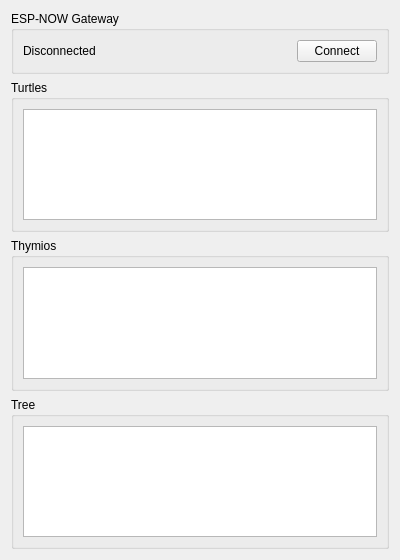
This is src/gui/ui/robot_panel.ui in techandpeople/SoftEdIBO as Qt 5 draws it before an edit. The edited form follows.
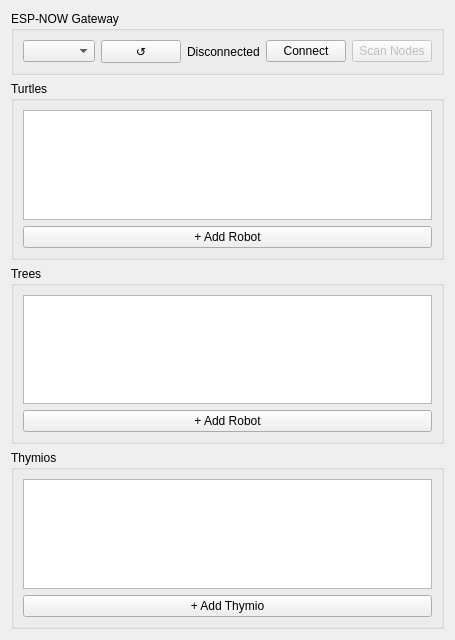
This is the edited form.

Commit message: Home panel and some other things

The edit to the form file:
```diff
--- a/src/gui/ui/robot_panel.ui
+++ b/src/gui/ui/robot_panel.ui
@@ -3,7 +3,7 @@
  <class>RobotPanel</class>
  <widget class="QWidget" name="RobotPanel">
   <property name="geometry">
-   <rect><x>0</x><y>0</y><width>400</width><height>560</height></rect>
+   <rect><x>0</x><y>0</y><width>420</width><height>640</height></rect>
   </property>
   <layout class="QVBoxLayout" name="verticalLayout">
    <item>
@@ -11,7 +11,19 @@
      <property name="title"><string>ESP-NOW Gateway</string></property>
      <layout class="QHBoxLayout" name="gateway_layout">
       <item>
-       <widget class="QLabel" name="gateway_status">
+       <widget class="QComboBox" name="port_combo">
+        <property name="minimumWidth"><number>150</number></property>
+       </widget>
+      </item>
+      <item>
+       <widget class="QPushButton" name="refresh_ports_btn">
+        <property name="text"><string>↺</string></property>
+        <property name="maximumWidth"><number>28</number></property>
+        <property name="toolTip"><string>Refresh serial port list</string></property>
+       </widget>
+      </item>
+      <item>
+       <widget class="QLabel" name="gateway_status_label">
         <property name="text"><string>Disconnected</string></property>
        </widget>
       </item>
@@ -26,6 +38,12 @@
         <property name="text"><string>Connect</string></property>
        </widget>
       </item>
+      <item>
+       <widget class="QPushButton" name="scan_btn">
+        <property name="text"><string>Scan Nodes</string></property>
+        <property name="enabled"><bool>false</bool></property>
+       </widget>
+      </item>
      </layout>
     </widget>
    </item>
@@ -34,8 +52,36 @@
      <property name="title"><string>Turtles</string></property>
      <layout class="QVBoxLayout" name="turtle_layout">
       <item>
-       <widget class="QListWidget" name="turtle_list">
-        <property name="alternatingRowColors"><bool>true</bool></property>
+       <widget class="QTreeWidget" name="turtle_tree">
+        <property name="headerHidden"><bool>true</bool></property>
+        <property name="rootIsDecorated"><bool>true</bool></property>
+        <column><property name="text"><string notr="true">Name</string></property></column>
+        <column><property name="text"><string notr="true">Action</string></property></column>
+       </widget>
+      </item>
+      <item>
+       <widget class="QPushButton" name="add_turtle_btn">
+        <property name="text"><string>+ Add Robot</string></property>
+       </widget>
+      </item>
+     </layout>
+    </widget>
+   </item>
+   <item>
+    <widget class="QGroupBox" name="tree_group">
+     <property name="title"><string>Trees</string></property>
+     <layout class="QVBoxLayout" name="tree_layout">
+      <item>
+       <widget class="QTreeWidget" name="tree_tree">
+        <property name="headerHidden"><bool>true</bool></property>
+        <property name="rootIsDecorated"><bool>true</bool></property>
+        <column><property name="text"><string notr="true">Name</string></property></column>
+        <column><property name="text"><string notr="true">Action</string></property></column>
+       </widget>
+      </item>
+      <item>
+       <widget class="QPushButton" name="add_tree_btn">
+        <property name="text"><string>+ Add Robot</string></property>
        </widget>
       </item>
      </layout>
@@ -46,20 +92,16 @@
      <property name="title"><string>Thymios</string></property>
      <layout class="QVBoxLayout" name="thymio_layout">
       <item>
-       <widget class="QListWidget" name="thymio_list">
-        <property name="alternatingRowColors"><bool>true</bool></property>
+       <widget class="QTreeWidget" name="thymio_tree">
+        <property name="headerHidden"><bool>true</bool></property>
+        <property name="rootIsDecorated"><bool>true</bool></property>
+        <column><property name="text"><string notr="true">Name</string></property></column>
+        <column><property name="text"><string notr="true">Action</string></property></column>
        </widget>
       </item>
-     </layout>
-    </widget>
-   </item>
-   <item>
-    <widget class="QGroupBox" name="tree_group">
-     <property name="title"><string>Tree</string></property>
-     <layout class="QVBoxLayout" name="tree_layout">
       <item>
-       <widget class="QListWidget" name="tree_list">
-        <property name="alternatingRowColors"><bool>true</bool></property>
+       <widget class="QPushButton" name="add_thymio_btn">
+        <property name="text"><string>+ Add Thymio</string></property>
        </widget>
       </item>
      </layout>
```
Left out of the diff: 2 changed lines with no effect on the pictures. The commit also changes 22 other files.
